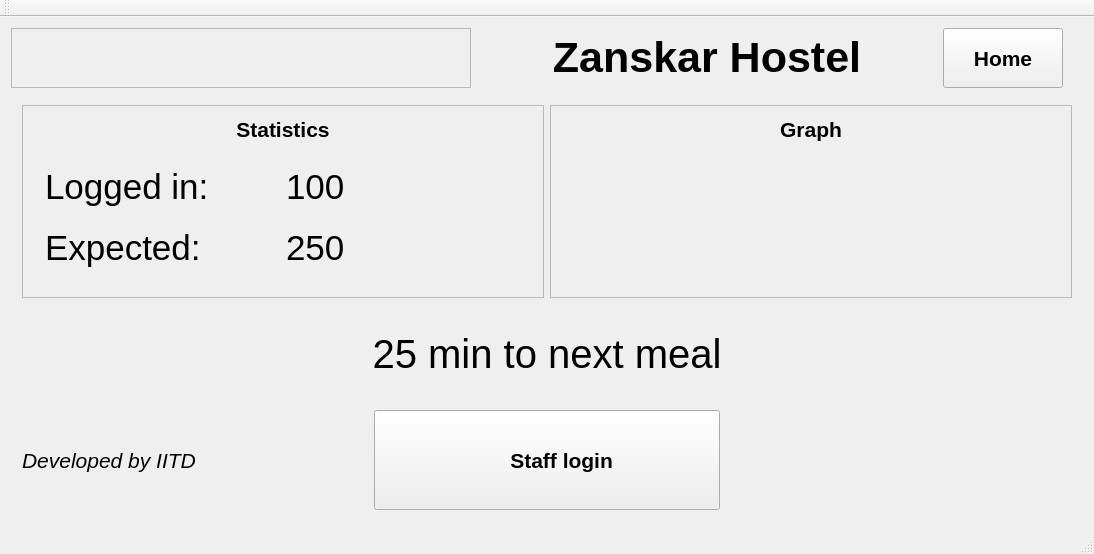
y-gupta/rfid-auth-system, file GUI/CSP315/mainwindow.ui: the form before one commit.
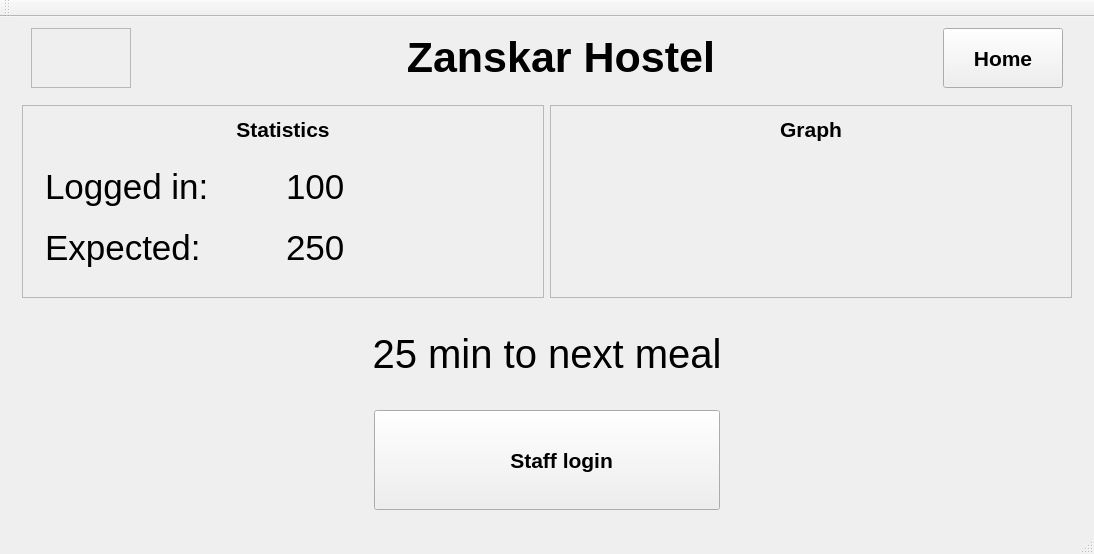
The form after the commit. Icons and pictures are not drawn.

Commit message: added iit.png

Diff of the .ui file:
```diff
--- a/GUI/CSP315/mainwindow.ui
+++ b/GUI/CSP315/mainwindow.ui
@@ -40,12 +40,12 @@
            <widget class="QLabel" name="label_developed">
             <property name="font">
              <font>
-              <pointsize>16</pointsize>
-              <italic>true</italic>
+              <pointsize>26</pointsize>
+              <italic>false</italic>
              </font>
             </property>
             <property name="text">
-             <string>Developed by IITD</string>
+             <string/>
             </property>
            </widget>
           </item>
@@ -1840,8 +1840,36 @@
     </item>
     <item row="0" column="0">
      <layout class="QHBoxLayout" name="horizontalLayout_3">
+      <item>
+       <spacer name="horizontalSpacer">
+        <property name="orientation">
+         <enum>Qt::Horizontal</enum>
+        </property>
+        <property name="sizeType">
+         <enum>QSizePolicy::Fixed</enum>
+        </property>
+        <property name="sizeHint" stdset="0">
+         <size>
+          <width>20</width>
+          <height>20</height>
+         </size>
+        </property>
+       </spacer>
+      </item>
       <item>
        <widget class="QFrame" name="frame_4">
+        <property name="sizePolicy">
+         <sizepolicy hsizetype="Expanding" vsizetype="Preferred">
+          <horstretch>0</horstretch>
+          <verstretch>0</verstretch>
+         </sizepolicy>
+        </property>
+        <property name="maximumSize">
+         <size>
+          <width>100</width>
+          <height>16777215</height>
+         </size>
+        </property>
         <property name="styleSheet">
          <string notr="true">border-image : url(../Resources/graph.jpg) 0 0 0 0 stretch stretch;</string>
         </property>
@@ -1856,7 +1884,7 @@
       <item>
        <widget class="QLabel" name="label_hostel_2">
         <property name="sizePolicy">
-         <sizepolicy hsizetype="Preferred" vsizetype="Fixed">
+         <sizepolicy hsizetype="Expanding" vsizetype="Fixed">
           <horstretch>0</horstretch>
           <verstretch>0</verstretch>
          </sizepolicy>
@@ -1869,7 +1897,7 @@
          </font>
         </property>
         <property name="text">
-         <string>Zanskar Hostel</string>
+         <string>    Zanskar Hostel</string>
         </property>
         <property name="alignment">
          <set>Qt::AlignCenter</set>
```
Left out of the diff: 4 changed lines with no effect on the pictures. The commit also changes 2 other files.
